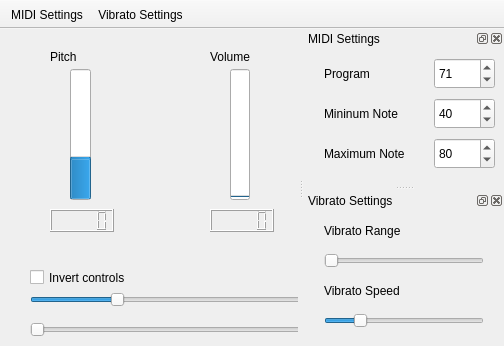
First picture: the form in mainwindow.ui, repository Ikke007/Theremin, before the edit.
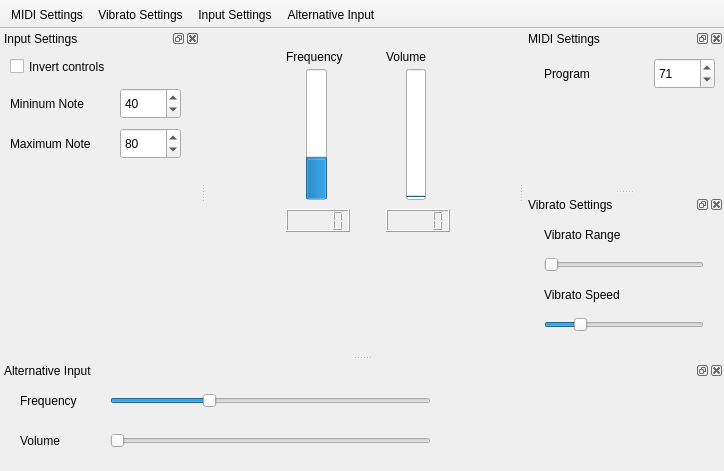
Second picture: the form after the edit.

Commit message: move even more to dock widgets

Patch:
```diff
--- a/mainwindow.ui
+++ b/mainwindow.ui
@@ -6,21 +6,39 @@
    <rect>
     <x>0</x>
     <y>0</y>
-    <width>504</width>
-    <height>346</height>
+    <width>724</width>
+    <height>455</height>
    </rect>
   </property>
+  <property name="sizePolicy">
+   <sizepolicy hsizetype="MinimumExpanding" vsizetype="MinimumExpanding">
+    <horstretch>0</horstretch>
+    <verstretch>0</verstretch>
+   </sizepolicy>
+  </property>
   <property name="windowTitle">
    <string>Tangible Theremin</string>
   </property>
   <widget class="QWidget" name="centralWidget">
+   <property name="sizePolicy">
+    <sizepolicy hsizetype="Preferred" vsizetype="Preferred">
+     <horstretch>0</horstretch>
+     <verstretch>0</verstretch>
+    </sizepolicy>
+   </property>
+   <property name="minimumSize">
+    <size>
+     <width>300</width>
+     <height>300</height>
+    </size>
+   </property>
    <widget class="QProgressBar" name="progressBar">
     <property name="enabled">
      <bool>true</bool>
     </property>
     <property name="geometry">
      <rect>
-      <x>70</x>
+      <x>100</x>
       <y>40</y>
       <width>21</width>
       <height>131</height>
@@ -36,7 +54,7 @@
    <widget class="QLCDNumber" name="lcdNumber">
     <property name="geometry">
      <rect>
-      <x>50</x>
+      <x>80</x>
       <y>180</y>
       <width>64</width>
       <height>23</height>
@@ -46,7 +64,7 @@
    <widget class="QProgressBar" name="progressBar_2">
     <property name="geometry">
      <rect>
-      <x>230</x>
+      <x>200</x>
       <y>40</y>
       <width>20</width>
       <height>131</height>
@@ -68,7 +86,7 @@
    <widget class="QLCDNumber" name="lcdNumber_2">
     <property name="geometry">
      <rect>
-      <x>210</x>
+      <x>180</x>
       <y>180</y>
       <width>64</width>
       <height>23</height>
@@ -78,20 +96,20 @@
    <widget class="QLabel" name="label">
     <property name="geometry">
      <rect>
-      <x>50</x>
+      <x>80</x>
       <y>20</y>
       <width>61</width>
       <height>16</height>
      </rect>
     </property>
     <property name="text">
-     <string>Pitch</string>
+     <string>Frequency</string>
     </property>
    </widget>
    <widget class="QLabel" name="label_2">
     <property name="geometry">
      <rect>
-      <x>210</x>
+      <x>180</x>
       <y>20</y>
       <width>71</width>
       <height>16</height>
@@ -101,57 +119,6 @@
      <string>Volume</string>
     </property>
    </widget>
-   <widget class="QCheckBox" name="checkBox_invert">
-    <property name="geometry">
-     <rect>
-      <x>30</x>
-      <y>240</y>
-      <width>161</width>
-      <height>17</height>
-     </rect>
-    </property>
-    <property name="text">
-     <string>Invert controls</string>
-    </property>
-   </widget>
-   <widget class="QSlider" name="frequencySlider">
-    <property name="geometry">
-     <rect>
-      <x>30</x>
-      <y>260</y>
-      <width>281</width>
-      <height>22</height>
-     </rect>
-    </property>
-    <property name="maximum">
-     <number>10000</number>
-    </property>
-    <property name="value">
-     <number>3000</number>
-    </property>
-    <property name="orientation">
-     <enum>Qt::Horizontal</enum>
-    </property>
-   </widget>
-   <widget class="QSlider" name="volumeSlider">
-    <property name="geometry">
-     <rect>
-      <x>30</x>
-      <y>290</y>
-      <width>281</width>
-      <height>22</height>
-     </rect>
-    </property>
-    <property name="maximum">
-     <number>1000</number>
-    </property>
-    <property name="value">
-     <number>0</number>
-    </property>
-    <property name="orientation">
-     <enum>Qt::Horizontal</enum>
-    </property>
-   </widget>
   </widget>
   <widget class="QDockWidget" name="midiSettingsDock">
    <property name="enabled">
@@ -160,7 +127,7 @@
    <property name="minimumSize">
     <size>
      <width>200</width>
-     <height>50</height>
+     <height>160</height>
     </size>
    </property>
    <property name="windowTitle">
@@ -199,64 +166,6 @@
       <number>71</number>
      </property>
     </widget>
-    <widget class="QSpinBox" name="maxNote">
-     <property name="geometry">
-      <rect>
-       <x>130</x>
-       <y>90</y>
-       <width>61</width>
-       <height>31</height>
-      </rect>
-     </property>
-     <property name="maximum">
-      <number>127</number>
-     </property>
-     <property name="value">
-      <number>80</number>
-     </property>
-    </widget>
-    <widget class="QLabel" name="label_5">
-     <property name="geometry">
-      <rect>
-       <x>20</x>
-       <y>90</y>
-       <width>111</width>
-       <height>31</height>
-      </rect>
-     </property>
-     <property name="text">
-      <string>Maximum Note</string>
-     </property>
-    </widget>
-    <widget class="QSpinBox" name="minNote">
-     <property name="geometry">
-      <rect>
-       <x>130</x>
-       <y>50</y>
-       <width>61</width>
-       <height>31</height>
-      </rect>
-     </property>
-     <property name="maximum">
-      <number>127</number>
-     </property>
-     <property name="value">
-      <number>40</number>
-     </property>
-    </widget>
-    <widget class="QLabel" name="label_4">
-     <property name="geometry">
-      <rect>
-       <x>20</x>
-       <y>50</y>
-       <width>121</width>
-       <height>31</height>
-      </rect>
-     </property>
-     <property name="text">
-      <string>Mininum Note</string>
-     </property>
-    </widget>
    </widget>
   </widget>
   <widget class="QToolBar" name="toolBar">
@@ -276,16 +185,18 @@
     <enum>TopToolBarArea</enum>
    </attribute>
    <attribute name="toolBarBreak">
-    <bool>true</bool>
+    <bool>false</bool>
    </attribute>
    <addaction name="actionMidiSettings"/>
    <addaction name="actionVibratoSettings"/>
+   <addaction name="actionInputSettings"/>
+   <addaction name="actionAlternativeInput"/>
   </widget>
   <widget class="QDockWidget" name="vibratoSettingsDock">
    <property name="minimumSize">
     <size>
      <width>200</width>
-     <height>50</height>
+     <height>160</height>
     </size>
    </property>
    <property name="windowTitle">
@@ -358,6 +269,185 @@
     </widget>
    </widget>
   </widget>
+  <widget class="QDockWidget" name="alternativeInputDock">
+   <property name="minimumSize">
+    <size>
+     <width>500</width>
+     <height>110</height>
+    </size>
+   </property>
+   <property name="features">
+    <set>QDockWidget::AllDockWidgetFeatures</set>
+   </property>
+   <property name="allowedAreas">
+    <set>Qt::BottomDockWidgetArea|Qt::TopDockWidgetArea</set>
+   </property>
+   <property name="windowTitle">
+    <string>Alternative Input</string>
+   </property>
+   <attribute name="dockWidgetArea">
+    <number>8</number>
+   </attribute>
+   <widget class="QWidget" name="dockWidgetContents_3">
+    <widget class="QSlider" name="frequencySlider">
+     <property name="geometry">
+      <rect>
+       <x>110</x>
+       <y>10</y>
+       <width>321</width>
+       <height>22</height>
+      </rect>
+     </property>
+     <property name="maximum">
+      <number>10000</number>
+     </property>
+     <property name="value">
+      <number>3000</number>
+     </property>
+     <property name="orientation">
+      <enum>Qt::Horizontal</enum>
+     </property>
+    </widget>
+    <widget class="QSlider" name="volumeSlider">
+     <property name="geometry">
+      <rect>
+       <x>110</x>
+       <y>50</y>
+       <width>321</width>
+       <height>22</height>
+      </rect>
+     </property>
+     <property name="maximum">
+      <number>1000</number>
+     </property>
+     <property name="value">
+      <number>0</number>
+     </property>
+     <property name="orientation">
+      <enum>Qt::Horizontal</enum>
+     </property>
+    </widget>
+    <widget class="QLabel" name="label_8">
+     <property name="geometry">
+      <rect>
+       <x>20</x>
+       <y>10</y>
+       <width>81</width>
+       <height>21</height>
+      </rect>
+     </property>
+     <property name="text">
+      <string>Frequency</string>
+     </property>
+    </widget>
+    <widget class="QLabel" name="label_9">
+     <property name="geometry">
+      <rect>
+       <x>20</x>
+       <y>50</y>
+       <width>81</width>
+       <height>21</height>
+      </rect>
+     </property>
+     <property name="text">
+      <string>Volume</string>
+     </property>
+    </widget>
+   </widget>
+  </widget>
+  <widget class="QDockWidget" name="inputSettingsDock">
+   <property name="minimumSize">
+    <size>
+     <width>200</width>
+     <height>100</height>
+    </size>
+   </property>
+   <property name="allowedAreas">
+    <set>Qt::LeftDockWidgetArea|Qt::RightDockWidgetArea</set>
+   </property>
+   <property name="windowTitle">
+    <string>Input Settings</string>
+   </property>
+   <attribute name="dockWidgetArea">
+    <number>1</number>
+   </attribute>
+   <widget class="QWidget" name="dockWidgetContents_4">
+    <widget class="QLabel" name="label_5">
+     <property name="geometry">
+      <rect>
+       <x>10</x>
+       <y>80</y>
+       <width>111</width>
+       <height>31</height>
+      </rect>
+     </property>
+     <property name="text">
+      <string>Maximum Note</string>
+     </property>
+    </widget>
+    <widget class="QSpinBox" name="minNote">
+     <property name="geometry">
+      <rect>
+       <x>120</x>
+       <y>40</y>
+       <width>61</width>
+       <height>31</height>
+      </rect>
+     </property>
+     <property name="maximum">
+      <number>127</number>
+     </property>
+     <property name="value">
+      <number>40</number>
+     </property>
+    </widget>
+    <widget class="QSpinBox" name="maxNote">
+     <property name="geometry">
+      <rect>
+       <x>120</x>
+       <y>80</y>
+       <width>61</width>
+       <height>31</height>
+      </rect>
+     </property>
+     <property name="maximum">
+      <number>127</number>
+     </property>
+     <property name="value">
+      <number>80</number>
+     </property>
+    </widget>
+    <widget class="QLabel" name="label_4">
+     <property name="geometry">
+      <rect>
+       <x>10</x>
+       <y>40</y>
+       <width>121</width>
+       <height>31</height>
+      </rect>
+     </property>
+     <property name="text">
+      <string>Mininum Note</string>
+     </property>
+    </widget>
+    <widget class="QCheckBox" name="checkBox_invert">
+     <property name="geometry">
+      <rect>
+       <x>10</x>
+       <y>10</y>
+       <width>161</width>
+       <height>17</height>
+      </rect>
+     </property>
+     <property name="toolTip">
+      <string>Switch frequency and volume input.</string>
+     </property>
+     <property name="text">
+      <string>Invert controls</string>
+     </property>
+    </widget>
+   </widget>
+  </widget>
   <action name="actionMidiSettings">
    <property name="checkable">
     <bool>true</bool>
@@ -377,6 +467,28 @@
     <string>Vibrato Settings</string>
    </property>
   </action>
+  <action name="actionAlternativeInput">
+   <property name="checkable">
+    <bool>true</bool>
+   </property>
+   <property name="text">
+    <string>Alternative Input</string>
+   </property>
+   <property name="toolTip">
+    <string>Alternative Input</string>
+   </property>
+  </action>
+  <action name="actionInputSettings">
+   <property name="checkable">
+    <bool>true</bool>
+   </property>
+   <property name="text">
+    <string>Input Settings</string>
+   </property>
+   <property name="toolTip">
+    <string>Input Settings</string>
+   </property>
+  </action>
  </widget>
  <layoutdefault spacing="6" margin="11"/>
  <resources/>
```
Left out of the diff: 33 changed lines with no effect on the pictures. The commit also changes 6 other files.
